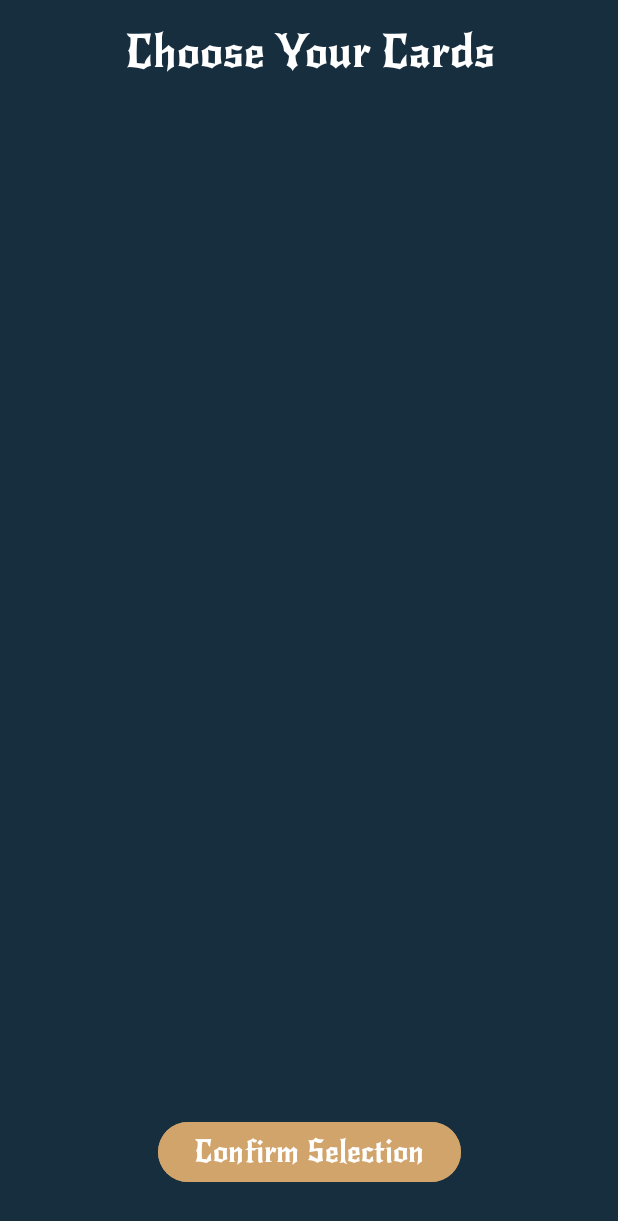
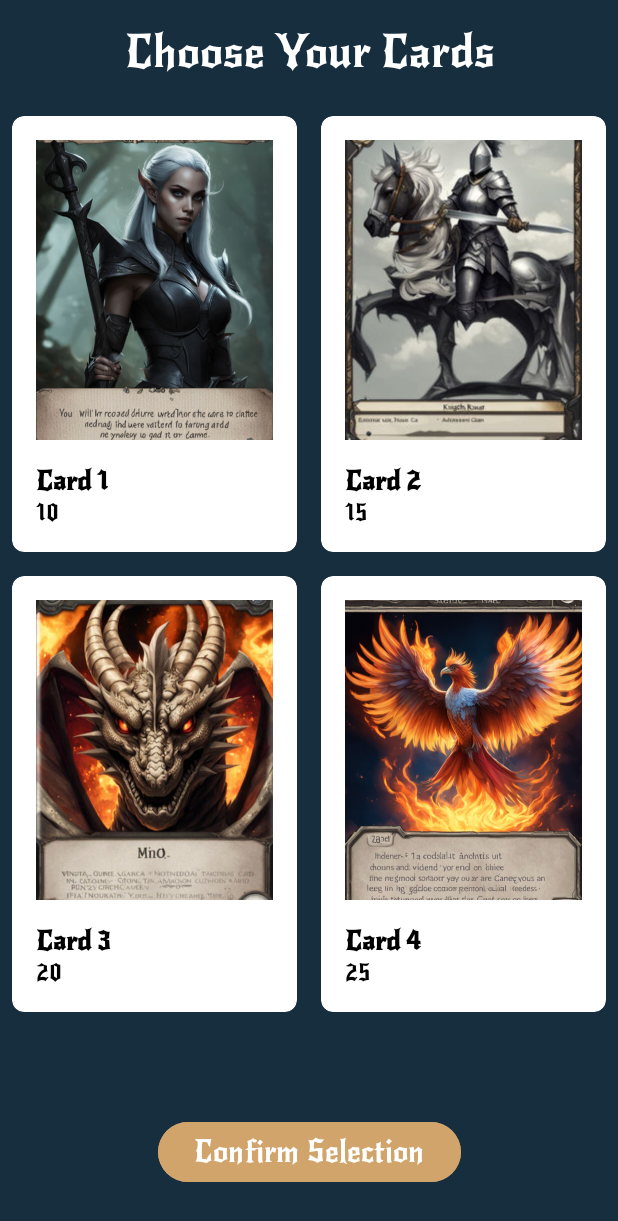
Before and after one commit to DaniellaVardi/War_of_Cards, an Android app: the GameSetupActivity screen opened directly, with no data from a screen before it, on a phone screen of 412 x 824 dp. Shown: the top 1221 px of the screen. Run offline under Robolectric (Android 15) with nearby library versions, the phone set to English and light mode, and no system bars.

Commit message:
add game set up acitivity

```diff
--- a/app/src/main/java/com/example/war_of_cards/CardSelectionAdapter.java
+++ b/app/src/main/java/com/example/war_of_cards/CardSelectionAdapter.java
@@ -62,8 +62,8 @@ public class CardSelectionAdapter extends RecyclerView.Adapter<CardSelectionAdap
 
         public CardViewHolder(@NonNull View itemView) {
             super(itemView);
-            cardImage = itemView.findViewById(R.id.item_card_image);
-            checkBox = itemView.findViewById(R.id.item_card_checkbox);
+//            cardImage = itemView.findViewById(R.id.item_card_image);
+//            checkBox = itemView.findViewById(R.id.item_card_checkbox);
         }
     }
 }
--- a/app/src/main/java/com/example/war_of_cards/GameSetupActivity.java
+++ b/app/src/main/java/com/example/war_of_cards/GameSetupActivity.java
@@ -1,67 +1,73 @@
 package com.example.war_of_cards;
 
-import android.content.Intent;
 import android.os.Bundle;
 import android.widget.Toast;
+
 import androidx.appcompat.app.AppCompatActivity;
-import androidx.recyclerview.widget.LinearLayoutManager;
+import androidx.recyclerview.widget.GridLayoutManager;
 import androidx.recyclerview.widget.RecyclerView;
 
+import com.example.war_of_cards.Logic.CardAdapter;
 import com.example.war_of_cards.Model.Card;
+import com.example.war_of_cards.Model.Player;
 import com.google.android.material.button.MaterialButton;
 
 import java.util.ArrayList;
 import java.util.List;
 
-public class GameSetupActivity extends AppCompatActivity {
-
-    private RecyclerView recyclerViewCards;
-    private CardSelectionAdapter cardSelectionAdapter;
-    private List<Card> cardList;
-    private List<Card> selectedCards;
-    private MaterialButton confirmButton;
-    private String mode;
+public class GameSetupActivity extends AppCompatActivity implements CardAdapter.OnCardClickListener {
+    private RecyclerView setup_RV_cards;
+    private MaterialButton setup_BTN_confirm;
+    private List<Card> playerCards;
+    private CardAdapter cardAdapter;
 
     @Override
     protected void onCreate(Bundle savedInstanceState) {
         super.onCreate(savedInstanceState);
         setContentView(R.layout.activity_game_setup);
 
-        mode = getIntent().getStringExtra("mode");
+        setup_RV_cards = findViewById(R.id.setup_RV_cards);
+        setup_BTN_confirm = findViewById(R.id.setup_BTN_confirm);
 
-        recyclerViewCards = findViewById(R.id.setup_RV_cards);
-        recyclerViewCards.setLayoutManager(new LinearLayoutManager(this));
+        // Initialize playerCards with the player's cards
+        playerCards = getPlayerCards();
 
-        confirmButton = findViewById(R.id.setup_BTN_confirm);
+        cardAdapter = new CardAdapter(this, playerCards, this);
+        GridLayoutManager gridLayoutManager = new GridLayoutManager(this, 2);
+        setup_RV_cards.setLayoutManager(gridLayoutManager);
+        setup_RV_cards.setAdapter(cardAdapter);
 
-        cardList = new ArrayList<>();
-        selectedCards = new ArrayList<>();
-        // Add your cards to the list with their image resources
-//         cardList.add(new Card("Phoenix", 10000, 10000, R.drawable.ic_card_10000));
-//         cardList.add(new Card("Knight", 4000, 4000, R.drawable.ic_card_4000));
-//         cardList.add(new Card("Knight", 6000, 6000, R.drawable.ic_card_6000));
-
-        cardSelectionAdapter = new CardSelectionAdapter(this, cardList, selectedCards);
-        recyclerViewCards.setAdapter(cardSelectionAdapter);
-
-        confirmButton.setOnClickListener(v -> {
-            if (selectedCards.size() == 3) {
-                Intent intent = new Intent(GameSetupActivity.this, MainActivity.class);
-                intent.putExtra("mode", mode);
-                intent.putExtra("player1Cards", new ArrayList<>(selectedCards));
-
-                // Assuming player 2 is AI or player 2's selection would be similar to player 1
-                if (mode.equals("singlePlayer")) {
-                    // Randomly select 3 cards for the AI player
-                    ArrayList<Card> aiSelectedCards = new ArrayList<>(cardList.subList(0, 3));
-                    intent.putExtra("player2Cards", aiSelectedCards);
-                } else {
-                    intent.putExtra("player2Cards", new ArrayList<>(selectedCards)); // Modify this as needed for player 2's card selection
-                }
-                startActivity(intent);
-            } else {
-                Toast.makeText(GameSetupActivity.this, "Please select exactly 3 cards", Toast.LENGTH_SHORT).show();
+        setup_BTN_confirm.setOnClickListener(v -> {
+            // Handle card selection confirmation
+            // Example: print selected cards
+            List<Card> selectedCards = getSelectedCards();
+            for (Card card : selectedCards) {
+                System.out.println("Selected Card: " + card.getName());
             }
         });
     }
+
+    private List<Card> getPlayerCards() {
+        // Create a sample player and cards for testing
+        Player player = new Player("John Doe", "123456789");
+        player.addCard(new Card("Card 1", 100, 10, R.drawable.ic_card_2000));
+        player.addCard(new Card("Card 2", 150, 15, R.drawable.ic_card_4000));
+        player.addCard(new Card("Card 3", 200, 20, R.drawable.ic_card_6000));
+        player.addCard(new Card("Card 4", 250, 25, R.drawable.ic_card_10000));
+        return player.getCards();
+    }
+
+    private List<Card> getSelectedCards() {
+        // Example method to retrieve selected cards
+        // Implement logic to get selected cards from your adapter or UI
+        return new ArrayList<>();
+    }
+
+    @Override
+    public void onCardClick(Card card) {
+        // Handle card click, possibly adding it to a selection list
+        // Example: Toggle card selection
+        Toast.makeText(this, "Clicked Card", Toast.LENGTH_SHORT).show();
+        System.out.println("Clicked Card: " + card.getName());
+    }
 }
--- a/app/src/main/java/com/example/war_of_cards/Logic/CardAdapter.java
+++ b/app/src/main/java/com/example/war_of_cards/Logic/CardAdapter.java
@@ -38,7 +38,7 @@ public class CardAdapter extends RecyclerView.Adapter<CardAdapter.CardViewHolder
     public void onBindViewHolder(@NonNull CardViewHolder holder, int position) {
         Card card = cardList.get(position);
         holder.cardName.setText(card.getName());
-        holder.cardPrice.setText(String.valueOf(card.getPrice()));
+        holder.cardValue.setText(String.valueOf(card.getValue()));
         holder.cardImage.setImageResource(card.getImageResource());
         holder.itemView.setOnClickListener(v -> onCardClickListener.onCardClick(card));
     }
@@ -51,13 +51,14 @@ public class CardAdapter extends RecyclerView.Adapter<CardAdapter.CardViewHolder
     public static class CardViewHolder extends RecyclerView.ViewHolder {
 
         ImageView cardImage;
-        TextView cardName, cardPrice;
+        TextView cardName;
+        TextView cardValue;
 
         public CardViewHolder(@NonNull View itemView) {
             super(itemView);
-            cardImage = itemView.findViewById(R.id.card_image);
-            cardName = itemView.findViewById(R.id.card_name);
-            cardPrice = itemView.findViewById(R.id.card_price);
+            cardImage = itemView.findViewById(R.id.item_card_IMG_image); // Ensure this matches XML ID
+            cardName = itemView.findViewById(R.id.item_card_LBL_name);
+            cardValue = itemView.findViewById(R.id.item_card_LBL_value);
         }
     }
 
--- a/app/src/main/java/com/example/war_of_cards/MenuActivity.java
+++ b/app/src/main/java/com/example/war_of_cards/MenuActivity.java
@@ -26,7 +26,7 @@ public class MenuActivity extends AppCompatActivity {
             @Override
             public void onClick(View view) {
 
-                Intent intent = new Intent(MenuActivity.this, MainActivity.class);
+                Intent intent = new Intent(MenuActivity.this, GameSetupActivity.class);
                 startActivity(intent);
             }
         });
--- a/app/src/main/java/com/example/war_of_cards/Model/Game.java
+++ b/app/src/main/java/com/example/war_of_cards/Model/Game.java
@@ -1,4 +1,6 @@
 package com.example.war_of_cards.Model;
+
+import android.widget.Toast;
 
 import com.example.war_of_cards.R;
 
--- a/app/src/main/java/com/example/war_of_cards/ResultActivity.java
+++ b/app/src/main/java/com/example/war_of_cards/ResultActivity.java
@@ -6,6 +6,8 @@ import android.widget.Button;
 import android.widget.TextView;
 
 import androidx.appcompat.app.AppCompatActivity;
+
+import com.example.war_of_cards.Model.Game;
 
 public class ResultActivity extends AppCompatActivity {
 
@@ -22,9 +24,9 @@ public class ResultActivity extends AppCompatActivity {
         Button mainMenuButton = findViewById(R.id.result_btn_main_menu);
 
         if (player1Score > player2Score) {
-            resultTextView.setText("Player 1 wins the game!");
+            resultTextView.setText("YOU WON !");
         } else if (player2Score > player1Score) {
-            resultTextView.setText("Player 2 wins the game!");
+            resultTextView.setText("YOU LOST !");
         } else {
             resultTextView.setText("The game is a draw!");
         }
--- a/app/src/main/res/layout/item_card_shop.xml
+++ b/app/src/main/res/layout/item_card_shop.xml
@@ -1,36 +1,45 @@
 <?xml version="1.0" encoding="utf-8"?>
-<LinearLayout xmlns:android="http://schemas.android.com/apk/res/android"
+<androidx.cardview.widget.CardView xmlns:android="http://schemas.android.com/apk/res/android"
+    xmlns:app="http://schemas.android.com/apk/res-auto"
+    android:layout_width="match_parent"
+    android:layout_height="wrap_content"
+    android:layout_margin="8dp"
+    app:cardCornerRadius="8dp"
+    app:cardElevation="4dp">
+
+    <LinearLayout
         android:layout_width="match_parent"
         android:layout_height="wrap_content"
         android:orientation="vertical"
-    android:padding="8dp"
-    android:gravity="center"
-    android:background="@drawable/shop_background">
+        android:padding="16dp">
 
         <ImageView
-        android:id="@+id/card_image"
-        android:layout_width="100dp"
-        android:layout_height="150dp"
+            android:id="@+id/item_card_IMG_image"
+            android:layout_width="match_parent"
+            android:layout_height="200dp"
             android:scaleType="centerCrop"
-        android:layout_marginBottom="8dp"/>
+            android:adjustViewBounds="true"
+            android:layout_marginBottom="8dp" />
 
         <TextView
-        android:id="@+id/card_name"
+            android:id="@+id/item_card_LBL_name"
             android:layout_width="wrap_content"
             android:layout_height="wrap_content"
+            android:layout_marginTop="8dp"
             android:text="Card Name"
             android:fontFamily="@font/new_rocket"
             android:textSize="18sp"
-        android:textColor="@android:color/white"
-        android:gravity="center"/>
+            android:textStyle="bold"
+            android:textColor="@android:color/black" />
 
         <TextView
-        android:id="@+id/card_price"
+            android:id="@+id/item_card_LBL_value"
             android:layout_width="wrap_content"
             android:layout_height="wrap_content"
-        android:text="Card Price"
+            android:text="Value: 0"
             android:fontFamily="@font/new_rocket"
             android:textSize="16sp"
-        android:textColor="@android:color/white"
-        android:gravity="center"/>
+            android:textColor="@android:color/black" />
+
     </LinearLayout>
+</androidx.cardview.widget.CardView>
--- a/app/src/main/res/values/colors.xml
+++ b/app/src/main/res/values/colors.xml
@@ -3,4 +3,5 @@
     <color name="black">#FF000000</color>
     <color name="white">#FFFFFFFF</color>
     <color name="gold">#D1A46C</color>
+    <color name="selected_card">#4CAF50</color> <!-- Example color for selected cards -->
 </resources>
--- a/app/src/main/res/values/strings.xml
+++ b/app/src/main/res/values/strings.xml
@@ -1,3 +1,5 @@
 <resources>
     <string name="app_name">War_of_Cards</string>
+    <string name="card_image">Card Image</string>
+
 </resources>
```
Also changed, not shown: app/src/main/java/com/example/war_of_cards/Logic/CardViewHolder.java (added, +22 -0 lines), app/src/main/java/com/example/war_of_cards/MainActivity.java (+7 -4 lines), app/src/main/java/com/example/war_of_cards/Model/Shop.java (+7 -4 lines), app/src/main/java/com/example/war_of_cards/ShopActivity.java (+20 -8 lines), app/src/main/res/layout/activity_result.xml (+5 -3 lines), app/src/main/res/layout/activity_shop.xml (+25 -6 lines), app/src/main/res/layout/item_card_selection.xml (+36 -15 lines). Lines whose indentation alone changed are shown as unchanged.
